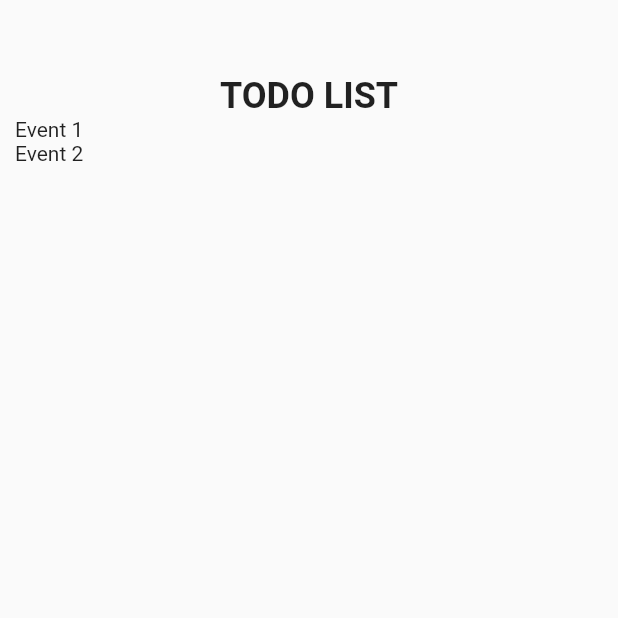
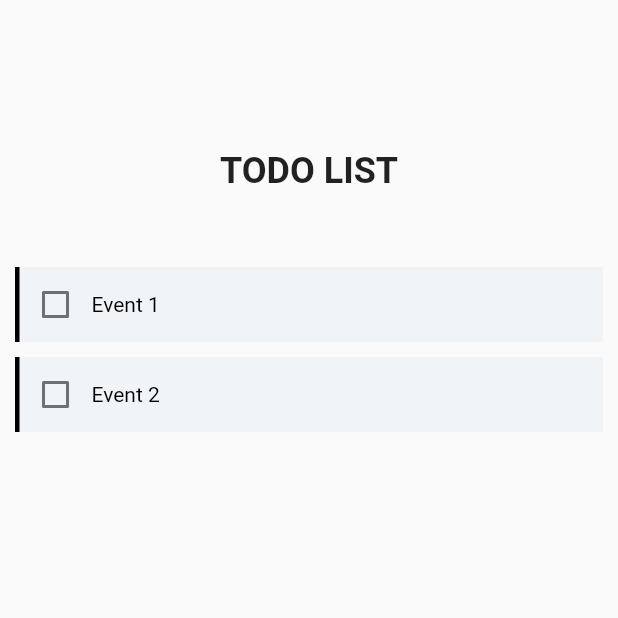
Before and after one commit to Hari-07/flutter-101-todo, a Flutter app: the screen it shows after launch, on a phone screen of 412 x 824 dp, the top half of it. Run offline on Flutter 3.47's test engine with Material 2 defaults, Android fonts, the light colour scheme and no system bars.

Commit message:
HomePage: Created event card

```diff
--- /dev/null
+++ b/lib/models/event.dart
@@ -0,0 +1,20 @@
+class Event {
+  String data;
+  bool completed;
+  Event({
+    required this.data,
+    this.completed = false,
+  });
+
+  void toggleCompleted() {
+    completed = !completed;
+  }
+
+  String getData() {
+    return data;
+  }
+
+  bool getCompleted() {
+    return completed;
+  }
+}
--- a/lib/models/models.dart
+++ /dev/null
@@ -1 +0,0 @@
-//PlaceHolder
--- a/lib/views/homepage/event_list_page.dart
+++ b/lib/views/homepage/event_list_page.dart
@@ -1,4 +1,6 @@
 import 'package:flutter/material.dart';
+import 'package:flutter_101_todo/models/event.dart';
+import 'package:flutter_101_todo/views/homepage/widgets/event_card.dart';
 
 class EventListPage extends StatelessWidget {
   const EventListPage({Key? key}) : super(key: key);
@@ -12,7 +14,7 @@ class EventListPage extends StatelessWidget {
           child: Column(
             children: [
               const SizedBox(
-                height: 50,
+                height: 100,
               ),
               const Text(
                 'TODO LIST',
@@ -21,14 +23,22 @@ class EventListPage extends StatelessWidget {
                   fontWeight: FontWeight.bold,
                 ),
               ),
+              const SizedBox(
+                height: 50,
+              ),
               Expanded(
                 child: ListView(
                   children: [
-                    Container(
-                      child: Text('Event 1'),
+                    EventCard(
+                      event: Event(
+                        data: 'Event 1'
+                      ),
                     ),
-                    Container(
-                      child: Text('Event 2'),
+                    const SizedBox(height: 10,),
+                    EventCard(
+                      event: Event(
+                        data: 'Event 2'
+                      ),
                     ),
                   ],
                 ),
--- /dev/null
+++ b/lib/views/homepage/widgets/event_card.dart
@@ -0,0 +1,53 @@
+import 'package:flutter/material.dart';
+import 'package:flutter_101_todo/models/event.dart';
+
+class EventCard extends StatefulWidget {
+  final Event event;
+
+  const EventCard({
+    Key? key,
+    required this.event,
+  }) : super(key: key);
+
+  @override
+  State<EventCard> createState() => _EventCardState();
+}
+
+class _EventCardState extends State<EventCard> {
+  @override
+  Widget build(BuildContext context) {
+    return Container(
+      height: 50,
+      decoration: const BoxDecoration(
+        color: Color(0xfff1f4f6),
+        border: Border(
+          left: BorderSide(
+            width: 3.0,
+            color: Colors.black,
+          ),
+        ),
+      ),
+      child: Row(
+        children: [
+          Checkbox(
+            value: widget.event.completed,
+            onChanged: (val) {
+              setState(() {
+                widget.event.toggleCompleted();
+              });
+            },
+            activeColor: Colors.black,
+          ),
+          Center(
+            child: Text(
+              widget.event.data,
+              style: const TextStyle(
+                color: Colors.black,
+              ),
+            ),
+          ),
+        ],
+      ),
+    );
+  }
+}
```
